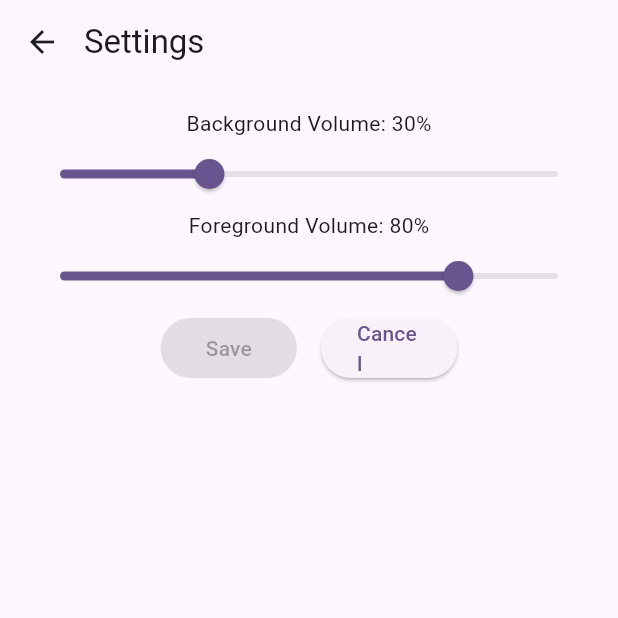
After one commit to aaronlovi/adventure_quest_kids, a Flutter app: the screen it shows after launch, after a tap on the "settings" icon, on a phone screen of 412 x 824 dp, the top half of it. The commit adds this screen. Run offline on Flutter 3.47's test engine with Material 3 defaults, Android fonts, the phone set to English and light mode, and no system bars; our stand-ins replace audioplayers, get_it, shared_preferences, yaml.

Commit message:
Added user settings screen to change sound and music volumes

```diff
--- a/assets/story_list.yaml
+++ b/assets/story_list.yaml
@@ -3,7 +3,7 @@ story_list:
     title: Adventure in the Jungle
     first_page: page1
     background_sound_filename: background-15s.mp3
-    background_sound_volume: 0.2
+    background_sound_volume_factor: 1.0
     background_sound_playback_rate: 0.75
   space_odyssey:
     title: Space Odyssey
--- a/lib/main.dart
+++ b/lib/main.dart
@@ -1,3 +1,5 @@
+import 'package:adventure_quest_kids/services/user_settings_service.dart';
+import 'package:adventure_quest_kids/views/user_settings_screen.dart';
 import 'package:audioplayers/audioplayers.dart';
 import 'package:flutter/material.dart';
 import 'package:flutter/services.dart';
@@ -5,7 +7,9 @@ import 'package:get_it/get_it.dart';
 import 'package:yaml/yaml.dart';
 
 import 'model/story_meta_data.dart';
+import 'model/user_settings.dart';
 import 'registry.dart';
+import 'utils/navigation_utils.dart';
 import 'views/story_front_page_screen.dart';
 
 typedef AssetSourceFactory = AssetSource Function(String assetPath);
@@ -23,10 +27,15 @@ Future<void> main() async {
   AudioCache.instance = AudioCache(prefix: '');
 
   AudioPlayer backgroundAudioPlayer = AudioPlayer();
-  getIt.registerSingleton<Registry>(Registry(backgroundAudioPlayer));
+  IUserSettingsService settingsService = UserSettingsService();
+  UserSettings settings = await settingsService.loadSettings();
+
+  getIt.registerSingleton<Registry>(
+      Registry(backgroundAudioPlayer, settings, settingsService));
   getIt.registerSingleton<AudioPlayer>(AudioPlayer());
   getIt.registerSingleton<AssetSourceFactory>(
       (assetPath) => AssetSource(assetPath));
+  getIt.registerSingleton<UserSettingsService>(UserSettingsService());
 
   // Load the list of stories
   await loadStoryList();
@@ -53,7 +62,8 @@ StoryMetaData getStoryMetadataFromYaml(YamlMap yamlMap, story) {
   String subTitle = entry['subtitle'] ?? '';
   String firstPage = entry['first_page'];
   String backgroundSoundFilename = entry['background_sound_filename'] ?? '';
-  double backgroundSoundVolume = entry['background_sound_volume'] ?? 1.0;
+  double backgroundSoundVolumeFactor =
+      entry['background_sound_volume_factor'] ?? 1.0;
   double backgroundSoundPlaybackRate =
       entry['background_sound_playback_rate'] ?? 1.0;
   StoryMetaData storyMetaData = StoryMetaData(
@@ -62,7 +72,7 @@ StoryMetaData getStoryMetadataFromYaml(YamlMap yamlMap, story) {
     subTitle: subTitle,
     firstPageId: firstPage,
     backgroundSoundFilename: backgroundSoundFilename,
-    backgroundSoundVolume: backgroundSoundVolume,
+    backgroundVolumeAdjustmentFactor: backgroundSoundVolumeFactor,
     backgroundSoundPlaybackRate: backgroundSoundPlaybackRate,
   );
   return storyMetaData;
@@ -121,42 +131,37 @@ class MainScreen extends StatelessWidget {
     List<String> storyNames = registry.storyList.keys.toList()..sort();
 
     return Scaffold(
-      appBar: AppBar(
-        title: const Text('Adventure Quest Kids'),
-      ),
-      body: ListView.builder(
+      appBar: _getAppBar(context),
+      body: _getBody(storyNames, registry, context),
+    );
+  }
+
+  AppBar _getAppBar(BuildContext context) {
+    return AppBar(title: const Text('Adventure Quest Kids'), actions: [
+      IconButton(
+          icon: const Icon(Icons.settings),
+          onPressed: () => pushRouteWithTransition(
+                context,
+                SettingsScreen(),
+                routeName: 'settings',
+              ))
+    ]);
+  }
+
+  ListView _getBody(
+      List<String> storyNames, Registry registry, BuildContext context) {
+    return ListView.builder(
         itemCount: storyNames.length,
         itemBuilder: (content, index) {
           var storyName = storyNames[index];
           StoryMetaData storyMetaData = registry.storyList[storyName]!;
           return ListTile(
               title: Text(storyMetaData.fullTitle),
-                onTap: () async {
-                  Navigator.push(
+              onTap: () => pushRouteWithTransition(
                     context,
-                    PageRouteBuilder(
-                        settings: const RouteSettings(name: 'front-page'),
-                        pageBuilder: (context, animation, secondaryAnimation) =>
                     StoryFrontPageScreen(storyMetadata: storyMetaData),
-                        transitionsBuilder:
-                            (context, animation, secondaryAnimation, child) {
-                          var begin = const Offset(1.0, 0.0);
-                          var end = Offset.zero;
-                          var tween = Tween(begin: begin, end: end);
-                          var curvedAnimation = CurvedAnimation(
-                            parent: animation,
-                            curve: Curves.ease,
-                          );
-
-                          return SlideTransition(
-                            position: tween.animate(curvedAnimation),
-                            child: child,
-                          );
-                        },
-                        transitionDuration: const Duration(milliseconds: 1000)),
-                  );
+                    routeName: 'front-page',
+                  ));
         });
-          }),
-    );
   }
 }
--- a/lib/model/story_meta_data.dart
+++ b/lib/model/story_meta_data.dart
@@ -9,7 +9,7 @@ class StoryMetaData {
   final String subTitle;
   final String firstPageId;
   final String backgroundSoundFilename;
-  final double backgroundSoundVolume;
+  final double backgroundVolumeAdjustmentFactor;
   final double backgroundSoundPlaybackRate;
 
   StoryMetaData(
@@ -18,7 +18,7 @@ class StoryMetaData {
       required this.firstPageId,
       required this.subTitle,
       required this.backgroundSoundFilename,
-      required this.backgroundSoundVolume,
+      required this.backgroundVolumeAdjustmentFactor,
       required this.backgroundSoundPlaybackRate});
 
   Future<Story> getStory({bool isUnitTest = false}) async {
--- /dev/null
+++ b/lib/model/user_settings.dart
@@ -0,0 +1,12 @@
+class UserSettings {
+  static const double defaultBackgroundVolume = 0.3;
+  static const double defaultForegroundVolume = 0.8;
+
+  double backgroundVolume;
+  double foregroundVolume;
+
+  UserSettings({
+    this.backgroundVolume = defaultBackgroundVolume,
+    this.foregroundVolume = defaultForegroundVolume,
+  });
+}
--- a/lib/registry.dart
+++ b/lib/registry.dart
@@ -1,3 +1,5 @@
+import 'package:adventure_quest_kids/model/user_settings.dart';
+import 'package:adventure_quest_kids/services/user_settings_service.dart';
 import 'package:audioplayers/audioplayers.dart';
 
 import 'model/story_meta_data.dart';
@@ -6,8 +8,27 @@ class Registry {
   Map<String, StoryMetaData> storyList;
   AudioPlayer backgroundAudioPlayer;
   StoryMetaData? currentStoryMetaData;
+  UserSettings settings;
+  final IUserSettingsService _userSettingsService;
 
-  Registry(this.backgroundAudioPlayer) : storyList = {};
+  Registry(this.backgroundAudioPlayer, this.settings,
+      IUserSettingsService userSettingsService)
+      : _userSettingsService = userSettingsService,
+        storyList = {};
+
+  double get backgroundVolume => settings.backgroundVolume;
+  set backgroundVolume(double volume) {
+    settings.backgroundVolume = volume;
+  }
+
+  double get foregroundVolume => settings.foregroundVolume;
+  set foregroundVolume(double volume) {
+    settings.foregroundVolume = volume;
+  }
+
+  Future<void> saveSettings() async {
+    await _userSettingsService.saveSettings(settings);
+  }
 
   void dispose() {
     backgroundAudioPlayer.dispose();
--- /dev/null
+++ b/lib/services/user_settings_service.dart
@@ -0,0 +1,31 @@
+import 'package:shared_preferences/shared_preferences.dart';
+
+import '../model/user_settings.dart';
+
+abstract class IUserSettingsService {
+  Future<UserSettings> loadSettings();
+  Future<void> saveSettings(UserSettings settings);
+}
+
+class UserSettingsService implements IUserSettingsService {
+  static const _backgroundVolumeKey = 'backgroundVolume';
+  static const _foregroundVolumeKey = 'foregroundVolume';
+
+  @override
+  Future<UserSettings> loadSettings() async {
+    final prefs = await SharedPreferences.getInstance();
+    return UserSettings(
+      backgroundVolume: prefs.getDouble(_backgroundVolumeKey) ??
+          UserSettings.defaultBackgroundVolume,
+      foregroundVolume: prefs.getDouble(_foregroundVolumeKey) ??
+          UserSettings.defaultForegroundVolume,
+    );
+  }
+
+  @override
+  Future<void> saveSettings(UserSettings settings) async {
+    final prefs = await SharedPreferences.getInstance();
+    prefs.setDouble(_backgroundVolumeKey, settings.backgroundVolume);
+    prefs.setDouble(_foregroundVolumeKey, settings.foregroundVolume);
+  }
+}
--- a/lib/utils/constants.dart
+++ b/lib/utils/constants.dart
@@ -7,6 +7,7 @@ abstract class Constants {
   );
 
   static const oneSecond = Duration(milliseconds: 1000);
+  static const hundredMilliseconds = Duration(milliseconds: 100);
 }
 
 extension BuildContextExtensions on BuildContext {
--- /dev/null
+++ b/lib/utils/navigation_utils.dart
@@ -0,0 +1,49 @@
+import 'package:adventure_quest_kids/utils/constants.dart';
+import 'package:flutter/material.dart';
+
+void popUntilNamedRoute(BuildContext context, String routeName) =>
+    Navigator.popUntil(context, ModalRoute.withName(routeName));
+
+void popUntilFirstRoute(BuildContext context) =>
+    Navigator.popUntil(context, (route) => route.isFirst);
+
+void popOnce(BuildContext context) => Navigator.pop(context);
+
+void pushRouteWithTransition(
+  BuildContext context,
+  Widget nextScreen, {
+  String routeName = '',
+  Duration transitionDuration = Constants.oneSecond,
+}) {
+  var pageRouteBuilder = PageRouteBuilder(
+    settings: routeName.isEmpty ? null : RouteSettings(name: routeName),
+    pageBuilder: (context, animation, secondaryAnimation) => nextScreen,
+    transitionsBuilder: _getTypicalPageTransition,
+    transitionDuration: transitionDuration,
+  );
+
+  Navigator.push(context, pageRouteBuilder);
+}
+
+///////////////////////////////////////////////////////////////////////////////
+/// Private helper methods
+///////////////////////////////////////////////////////////////////////////////
+
+Widget _getTypicalPageTransition(
+  context,
+  animation,
+  secondaryAnimation,
+  child,
+) {
+  var begin = const Offset(1.0, 0.0);
+  var end = Offset.zero;
+  var tween = Tween(begin: begin, end: end);
+  var curvedAnimation = CurvedAnimation(
+    parent: animation,
+    curve: Curves.ease,
+  );
+  return SlideTransition(
+    position: tween.animate(curvedAnimation),
+    child: child,
+  );
+}
--- /dev/null
+++ b/lib/views/user_settings_screen.dart
@@ -0,0 +1,157 @@
+import 'package:flutter/material.dart';
+import 'package:get_it/get_it.dart';
+
+import '../registry.dart';
+import '../utils/navigation_utils.dart';
+
+class SettingsScreen extends StatefulWidget {
+  final Registry registry;
+
+  SettingsScreen({super.key}) : registry = GetIt.I.get<Registry>();
+
+  @override
+  SettingsScreenState createState() => SettingsScreenState();
+}
+
+class SettingsScreenState extends State<SettingsScreen> {
+  late double _backgroundVolume;
+  late double _foregroundVolume;
+  late bool _isDirty;
+
+  @override
+  void initState() {
+    super.initState();
+    _backgroundVolume = widget.registry.backgroundVolume;
+    _foregroundVolume = widget.registry.foregroundVolume;
+    _isDirty = false;
+  }
+
+  @override
+  Widget build(BuildContext context) {
+    return Scaffold(
+      appBar: _getAppBar(context),
+      body: _getBody(context),
+    );
+  }
+
+  AppBar _getAppBar(BuildContext context) {
+    return AppBar(
+        leading: IconButton(
+          icon: const Icon(Icons.arrow_back),
+          onPressed: () => _onBackButtonPressed(context),
+        ),
+        titleSpacing: 0,
+        title: const Text('Settings'));
+  }
+
+  Padding _getBody(BuildContext context) {
+    var widgets = <Widget>[];
+
+    _getBackgroundVolumeLabel(widgets);
+    _getBackgroundVolumeSlider(widgets);
+    _getForegroundVolumeLabel(widgets);
+    _getForegroundVolumeSlider(widgets);
+    _getSaveCancelButtons(context, widgets);
+
+    return Padding(
+      padding: const EdgeInsets.all(16.0),
+      child: Column(children: widgets),
+    );
+  }
+
+  void _getBackgroundVolumeLabel(List<Widget> widgets) {
+    widgets.add(Text(
+        'Background Volume: ${(_backgroundVolume * 100).toStringAsFixed(0)}%'));
+  }
+
+  void _getBackgroundVolumeSlider(List<Widget> widgets) {
+    widgets.add(Slider(
+      value: _backgroundVolume,
+      min: 0.0,
+      max: 1.0,
+      onChanged: (value) {
+        _backgroundVolume = value;
+        _isDirty = true;
+        setState(() {});
+      },
+    ));
+  }
+
+  void _getForegroundVolumeLabel(List<Widget> widgets) {
+    widgets.add(Text(
+        'Foreground Volume: ${(_foregroundVolume * 100).toStringAsFixed(0)}%'));
+  }
+
+  void _getForegroundVolumeSlider(List<Widget> widgets) {
+    widgets.add(Slider(
+      value: _foregroundVolume,
+      min: 0.0,
+      max: 1.0,
+      onChanged: (value) {
+        _foregroundVolume = value;
+        _isDirty = true;
+        setState(() {});
+      },
+    ));
+  }
+
+  void _getSaveCancelButtons(BuildContext context, List<Widget> widgets) {
+    widgets.add(Row(mainAxisAlignment: MainAxisAlignment.center, children: [
+      const Spacer(),
+      Expanded(
+        child: ElevatedButton(
+            onPressed: _isDirty ? _saveSettings : null,
+            child: const Text('Save')),
+      ),
+      const SizedBox(width: 16),
+      Expanded(
+        child: ElevatedButton(
+            onPressed: () => _cancelChanges(context),
+            child: const Text('Cancel')),
+      ),
+      const Spacer(),
+    ]));
+  }
+
+  void _onBackButtonPressed(BuildContext context) async {
+    if (!_isDirty) {
+      popOnce(context);
+      return;
+    }
+
+    await showDialog(
+      context: context,
+      builder: (context) => AlertDialog(
+        title: const Text('Unsaved Changes'),
+        content: const Text(
+            'You have unsaved changes. Are you sure you want to leave?'),
+        actions: <Widget>[
+          TextButton(
+            child: const Text('Yes'),
+            onPressed: () => _cancelChanges(context, closeAlertDialog: true),
+          ),
+          TextButton(
+            child: const Text('No'),
+            onPressed: () => popOnce(context),
+          ),
+        ],
+      ),
+    );
+  }
+
+  void _cancelChanges(BuildContext context, {bool closeAlertDialog = false}) {
+    _backgroundVolume = widget.registry.backgroundVolume;
+    _foregroundVolume = widget.registry.foregroundVolume;
+    _isDirty = false;
+    if (closeAlertDialog) popOnce(context); // Close the alert dialog
+    popOnce(context); // Close the SettingsScreen (this widget)
+  }
+
+  Future<void> _saveSettings() async {
+    widget.registry.backgroundVolume = _backgroundVolume;
+    widget.registry.foregroundVolume = _foregroundVolume;
+    await widget.registry.saveSettings();
+    _isDirty = false;
+    setState(() {});
+  }
+}
--- a/pubspec.yaml
+++ b/pubspec.yaml
@@ -39,6 +39,7 @@ dependencies:
   get_it: ^7.6.4
   tuple: ^2.0.0
   audioplayers: ^5.2.0
+  shared_preferences: ^2.2.2
   # just_audio: ^0.9.17
 
 dev_dependencies:
```
Also changed, not shown: lib/utils/navigator_utils.dart (deleted, +0 -7 lines), lib/utils/sound_utils.dart (added, +67 -0 lines), lib/views/story_front_page_screen.dart (+12 -70 lines), lib/views/story_page_screen.dart (+15 -10 lines), lib/views/story_page_screen_common.dart (+25 -27 lines), pubspec.lock, 1 other file. Lines whose indentation alone changed are shown as unchanged.
